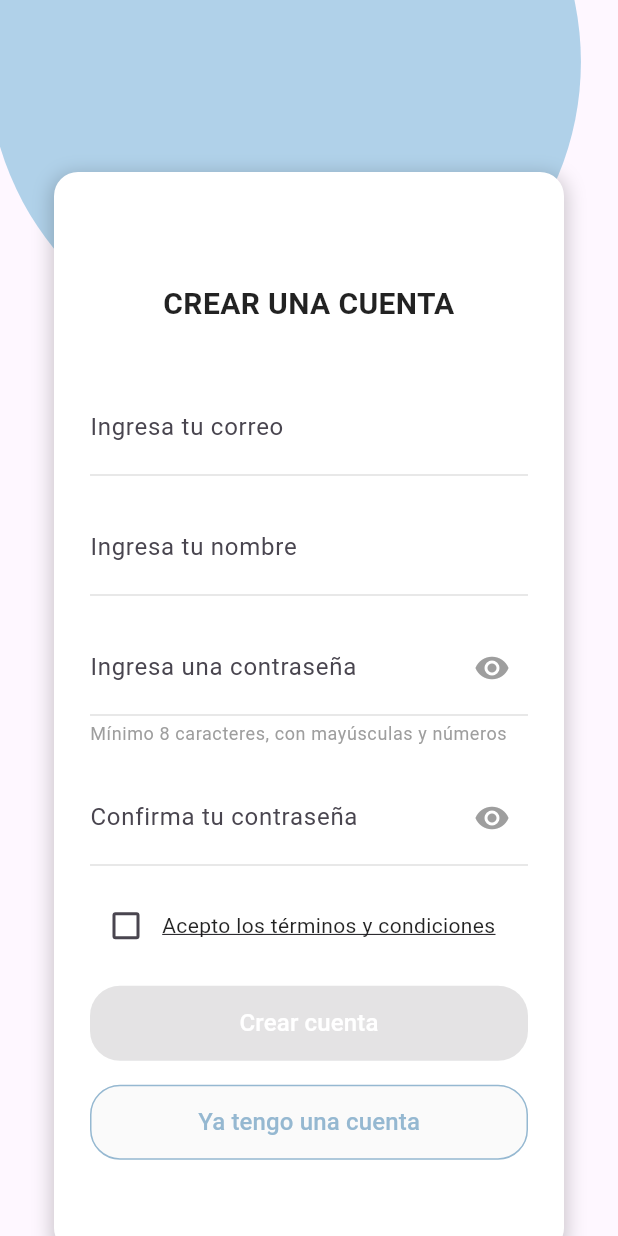
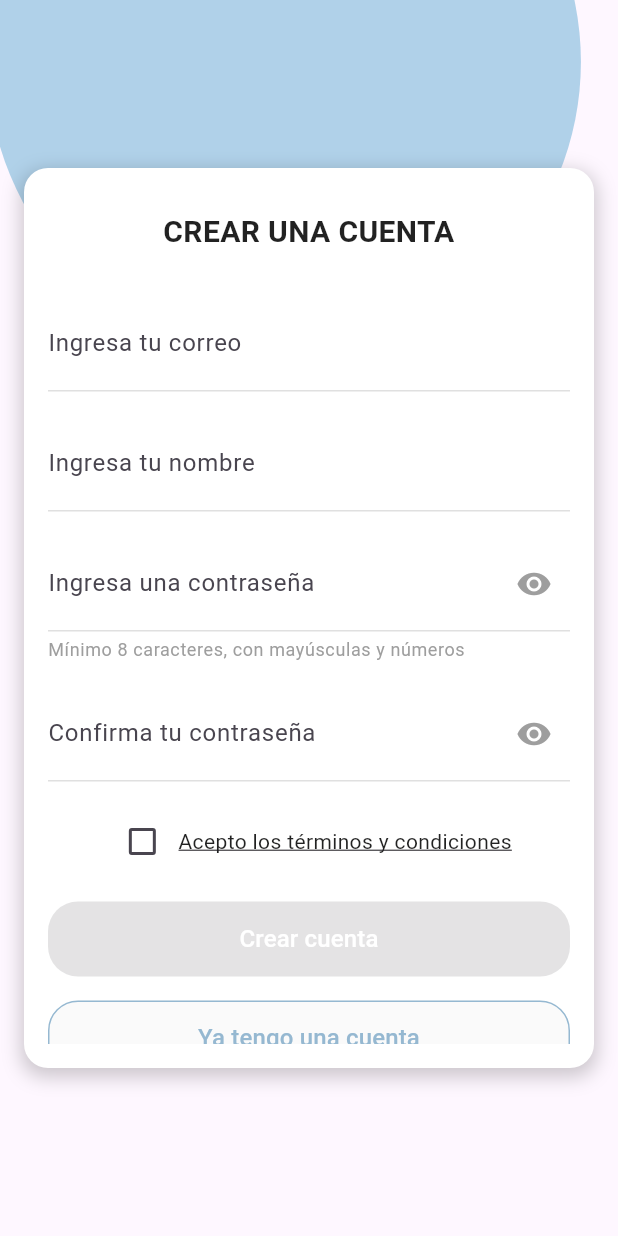
Before and after one commit to GerardoHP93/DigiRecibosTemporal, a Flutter app: the screen it shows after launch, after a tap on "Registrarse", on a phone screen of 412 x 824 dp. Run offline on Flutter 3.47's test engine with Material 3 defaults, Android fonts, the phone set to English and light mode, and no system bars; our stand-ins replace cached_network_image, cloud_firestore, firebase_auth, firebase_core, firebase_storage, fl_chart and 5 more; missing offline and left inert: google_mlkit_text_recognition, pdf_render; accounts and stored records are empty; network calls fail.

Commit message:
Ajuste de responsividad en register, login y ventana de duplicado

```diff
--- a/lib/features/auth/screens/login_screen.dart
+++ b/lib/features/auth/screens/login_screen.dart
@@ -111,8 +111,8 @@ class _LoginScreenState extends State<LoginScreen> {
     return AuthBackground(
       child: SafeArea(
         child: AuthCard(
-          minHeight: 550,
-          maxHeight: 600,
+          minHeight: 500,
+          maxHeight: 570,
           child: Column(
             crossAxisAlignment: CrossAxisAlignment.center,
             mainAxisAlignment: MainAxisAlignment.center,
--- a/lib/features/auth/screens/register_screen.dart
+++ b/lib/features/auth/screens/register_screen.dart
@@ -1,3 +1,5 @@
+// lib/features/auth/screens/register_screen.dart - Versión corregida
+
 import 'package:flutter/material.dart';
 import 'package:digirecibos/services/auth_service.dart';
 import 'package:digirecibos/features/auth/screens/email_verification_screen.dart';
@@ -23,9 +25,9 @@ class _RegisterScreenState extends State<RegisterScreen> {
       TextEditingController();
   final AuthService authService = AuthService();
   bool _isLoading = false;
-  bool _termsAccepted = false; // Nueva variable para términos y condiciones
+  bool _termsAccepted = false;
 
-  // Validación de formulario
+  // Métodos de validación... (sin cambios)
   String? _validateUsername(String? value) {
     if (value == null || value.trim().isEmpty) {
       return 'El nombre de usuario es obligatorio';
@@ -37,7 +39,6 @@ class _RegisterScreenState extends State<RegisterScreen> {
     if (value == null || value.trim().isEmpty) {
       return 'El correo electrónico es obligatorio';
     }
-    // Validación básica de formato de email
     if (!RegExp(r'^[\w-\.]+@([\w-]+\.)+[\w-]{2,4}$').hasMatch(value)) {
       return 'Ingresa un correo electrónico válido';
     }
@@ -48,16 +49,11 @@ class _RegisterScreenState extends State<RegisterScreen> {
     if (value == null || value.trim().isEmpty) {
       return 'La contraseña es obligatoria';
     }
-    // Expresión regular que valida:
-    // - Mínimo 8 caracteres
-    // - Al menos una mayúscula
-    // - Al menos una minúscula
-    // - Al menos un número
     final passwordRegex = RegExp(r'^(?=.*[A-Z])(?=.*[a-z])(?=.*\d).{8,}$');
     if (!passwordRegex.hasMatch(value)) {
       return 'La contraseña debe tener mínimo 8 caracteres, mayúsculas, minúsculas y números';
     }
-    return null; // La contraseña es válida
+    return null;
   }
 
   String? _validateConfirmPassword(String? value) {
@@ -70,10 +66,8 @@ class _RegisterScreenState extends State<RegisterScreen> {
     return null;
   }
 
-  // Validar todos los campos antes de enviar
   bool _validateForm() {
     bool isValid = true;
-    // Validar todos los campos
     final usernameError = _validateUsername(usernameController.text);
     final emailError = _validateEmail(emailController.text);
     final passwordError = _validatePassword(passwordController.text);
@@ -84,7 +78,6 @@ class _RegisterScreenState extends State<RegisterScreen> {
         emailError != null ||
         passwordError != null ||
         confirmPasswordError != null) {
-      // Mostrar el primer error encontrado
       String errorMessage = usernameError ??
           emailError ??
           passwordError ??
@@ -100,7 +93,6 @@ class _RegisterScreenState extends State<RegisterScreen> {
       isValid = false;
     }
 
-    // Verificar si se aceptaron los términos y condiciones
     if (!_termsAccepted) {
       ScaffoldMessenger.of(context).showSnackBar(
         const SnackBar(
@@ -116,7 +108,6 @@ class _RegisterScreenState extends State<RegisterScreen> {
   }
 
   void register() async {
-    // Validar el formulario antes de proceder
     if (!_validateForm()) {
       return;
     }
@@ -136,7 +127,6 @@ class _RegisterScreenState extends State<RegisterScreen> {
     });
 
     if (result['success']) {
-      // Redirigir a la pantalla de verificación de correo
       Navigator.pushReplacement(
         context,
         MaterialPageRoute(
@@ -155,7 +145,6 @@ class _RegisterScreenState extends State<RegisterScreen> {
     }
   }
 
-  // Mostrar diálogo de términos y condiciones
   void _showTermsAndConditions() {
     showDialog(
       context: context,
@@ -200,19 +189,31 @@ class _RegisterScreenState extends State<RegisterScreen> {
 
   @override
   Widget build(BuildContext context) {
+    // Obtener factor de escala de texto para adaptar espaciados
+    final textScaleFactor = MediaQuery.of(context).textScaleFactor;
+
+    // Calcular espaciado adaptativo
+    final double verticalSpacing = textScaleFactor > 1.3
+        ? AppDimens.paddingS
+        : AppDimens.paddingL;
+
+    debugPrint('RegisterScreen: textScaleFactor=$textScaleFactor, verticalSpacing=$verticalSpacing');
+
     return AuthBackground(
       backgroundColor: AppColors.primaryLight,
       child: SafeArea(
         child: AuthCard(
-          minHeight: 600, // Ajustado para hacer espacio para los términos
-          maxHeight: 720, // Ajustado para hacer espacio para los términos
+          minHeight: 400, // Altura mínima original
+          maxHeight: 600, // Altura máxima original
+          child: SingleChildScrollView(
+            // Usamos SingleChildScrollView en lugar de ListView
             child: Column(
+              mainAxisSize: MainAxisSize.min,
               crossAxisAlignment: CrossAxisAlignment.center,
-            mainAxisAlignment: MainAxisAlignment.center,
               children: [
                 // Título
                 const AuthTitle(title: "CREAR UNA CUENTA"),
-              const SizedBox(height: AppDimens.paddingXL),
+                SizedBox(height: verticalSpacing),
 
                 // Campo de correo
                 AuthTextField(
@@ -220,32 +221,36 @@ class _RegisterScreenState extends State<RegisterScreen> {
                   labelText: "Ingresa tu correo",
                   keyboardType: TextInputType.emailAddress,
                 ),
-              const SizedBox(height: AppDimens.paddingL),
+                SizedBox(height: verticalSpacing),
 
                 // Campo de nombre de usuario
                 AuthTextField(
                   controller: usernameController,
                   labelText: "Ingresa tu nombre",
                 ),
-              const SizedBox(height: AppDimens.paddingL),
+                SizedBox(height: verticalSpacing),
 
                 // Campo de contraseña
                 PasswordField(
                   controller: passwordController,
                   labelText: "Ingresa una contraseña",
-                helperText: "Mínimo 8 caracteres, con mayúsculas y números",
+                  helperText: textScaleFactor > 1.3
+                      ? null
+                      : "Mínimo 8 caracteres, con mayúsculas y números",
                 ),
-              const SizedBox(height: AppDimens.paddingL),
+                SizedBox(height: verticalSpacing),
 
                 // Campo de confirmar contraseña
                 PasswordField(
                   controller: confirmPasswordController,
                   labelText: "Confirma tu contraseña",
                 ),
-              const SizedBox(height: AppDimens.paddingL),
+                SizedBox(height: verticalSpacing),
 
                 // Términos y condiciones
-              Row(
+                Wrap(
+                  alignment: WrapAlignment.start,
+                  crossAxisAlignment: WrapCrossAlignment.center,
                   children: [
                     Checkbox(
                       value: _termsAccepted,
@@ -256,31 +261,30 @@ class _RegisterScreenState extends State<RegisterScreen> {
                       },
                       activeColor: AppColors.primary,
                     ),
-                  Expanded(
-                    child: GestureDetector(
+                    GestureDetector(
                       onTap: _showTermsAndConditions,
                       child: Text(
                         'Acepto los términos y condiciones',
                         style: TextStyle(
                           color: AppColors.textPrimary,
                           decoration: TextDecoration.underline,
-                        ),
+                          fontSize: textScaleFactor > 1.3
+                              ? AppDimens.fontS
+                              : AppDimens.fontM,
                         ),
                       ),
                     ),
                   ],
                 ),
-              const SizedBox(height: AppDimens.paddingL),
+                SizedBox(height: verticalSpacing),
 
                 // Botón de crear cuenta
                 AuthButton(
                   text: "Crear cuenta",
                   isLoading: _isLoading,
-                onPressed: _termsAccepted
-                    ? register
-                    : null, // Se desactiva si no se aceptan los términos
+                  onPressed: _termsAccepted ? register : null,
                 ),
-              const SizedBox(height: AppDimens.paddingL),
+                SizedBox(height: verticalSpacing),
 
                 // Botón de ya tengo una cuenta
                 AuthButton(
@@ -290,7 +294,11 @@ class _RegisterScreenState extends State<RegisterScreen> {
                   },
                   type: AuthButtonType.secondary,
                 ),
+
+                // Espacio adicional para scroll cuando hay texto grande
+                SizedBox(height: textScaleFactor > 1.3 ? 50.0 : 20.0),
               ],
+            ),
           ),
         ),
       ),
--- a/lib/features/auth/widgets/auth_background.dart
+++ b/lib/features/auth/widgets/auth_background.dart
@@ -1,5 +1,8 @@
+// lib/features/auth/widgets/auth_background.dart
+
 import 'package:flutter/material.dart';
 import 'package:digirecibos/core/constants/app_colors.dart';
+import 'package:digirecibos/core/constants/app_dimens.dart';
 
 class AuthBackground extends StatelessWidget {
   final Widget child;
@@ -13,17 +16,20 @@ class AuthBackground extends StatelessWidget {
 
   @override
   Widget build(BuildContext context) {
+    // Obtener las dimensiones de la pantalla para mejor adaptabilidad
+    final screenSize = MediaQuery.of(context).size;
+
     return Scaffold(
       resizeToAvoidBottomInset: false,
       body: Stack(
         children: [
-          // Círculo de fondo en la parte superior
+          // Círculo de fondo en la parte superior (sin cambios)
           Positioned(
-            top: -MediaQuery.of(context).size.height * 0.19,
-            left: -MediaQuery.of(context).size.width * 0.28,
-            right: -MediaQuery.of(context).size.width * 0.2,
+            top: -screenSize.height * 0.19,
+            left: -screenSize.width * 0.28,
+            right: -screenSize.width * 0.2,
             child: Container(
-              height: MediaQuery.of(context).size.height * 0.48,
+              height: screenSize.height * 0.48,
               decoration: BoxDecoration(
                 color: backgroundColor ?? AppColors.primary,
                 shape: BoxShape.circle,
@@ -31,8 +37,12 @@ class AuthBackground extends StatelessWidget {
             ),
           ),
 
-          // Contenido principal
-          child,
+          // Contenido principal - MODIFICADO PARA CENTRAR VERTICALMENTE
+          Center(  // Añadir Center aquí para centrar verticalmente
+            child: SingleChildScrollView(  // Mantener ScrollView para adaptabilidad
+              child: child,
+            ),
+          ),
         ],
       ),
     );
--- a/lib/features/auth/widgets/auth_button.dart
+++ b/lib/features/auth/widgets/auth_button.dart
@@ -1,3 +1,5 @@
+// lib/features/auth/widgets/auth_button.dart
+
 import 'package:flutter/material.dart';
 import 'package:digirecibos/core/constants/app_colors.dart';
 import 'package:digirecibos/core/constants/app_dimens.dart';
@@ -7,7 +9,7 @@ enum AuthButtonType { primary, secondary }
 
 class AuthButton extends StatelessWidget {
   final String text;
-  final Function()? onPressed; // Cambiado de VoidCallback para aceptar funciones asíncronas
+  final Function()? onPressed;
   final bool isLoading;
   final AuthButtonType type;
 
@@ -22,10 +24,17 @@ class AuthButton extends StatelessWidget {
   @override
   Widget build(BuildContext context) {
     final bool isPrimary = type == AuthButtonType.primary;
+    // Obtener el factor de escala de texto para adaptación
+    final textScaleFactor = MediaQuery.of(context).textScaleFactor;
+    final isLargeText = textScaleFactor > 1.3;
+
+    // Ajustar la altura del botón según el tamaño del texto
+    final double buttonHeight = isLargeText ?
+        AppDimens.buttonHeight * 1.3 : AppDimens.buttonHeight;
 
     return SizedBox(
       width: double.infinity,
-      height: AppDimens.buttonHeight,
+      height: buttonHeight,
       child: ElevatedButton(
         onPressed: isLoading ? null : onPressed,
         style: ElevatedButton.styleFrom(
@@ -36,11 +45,19 @@ class AuthButton extends StatelessWidget {
             side: isPrimary ? BorderSide.none : BorderSide(color: AppColors.primary),
           ),
           elevation: 0,
+          padding: EdgeInsets.symmetric(
+            vertical: isLargeText ? 16.0 : 12.0,
+            horizontal: 16.0,
+          ),
         ),
         child: isLoading
             ? const CircularProgressIndicator(color: Colors.white)
             : Text(
                 text,
+                // Estas propiedades son claves para manejar textos largos
+                textAlign: TextAlign.center,
+                softWrap: true, // Permite saltos de línea automáticos
+                overflow: TextOverflow.visible, // Permite que el texto sea visible completamente
                 style: isPrimary
                     ? AppTextStyles.buttonText
                     : AppTextStyles.buttonText.copyWith(color: AppColors.primary),
--- a/lib/features/auth/widgets/auth_card.dart
+++ b/lib/features/auth/widgets/auth_card.dart
@@ -1,3 +1,5 @@
+// lib/features/auth/widgets/auth_card.dart - Con altura ajustada
+
 import 'package:flutter/material.dart';
 import 'package:digirecibos/core/constants/app_colors.dart';
 import 'package:digirecibos/core/constants/app_dimens.dart';
@@ -16,31 +18,39 @@ class AuthCard extends StatelessWidget {
 
   @override
   Widget build(BuildContext context) {
-    return LayoutBuilder(
-      builder: (context, constraints) {
+    // Obtener el tamaño de la pantalla y el factor de escala de texto
+    final screenSize = MediaQuery.of(context).size;
+    final textScaleFactor = MediaQuery.of(context).textScaleFactor;
+
+    // Ajustar alturas según el factor de escala del texto pero manteniendo un tamaño compacto
+    final adjustedMinHeight = textScaleFactor > 1.2
+        ? minHeight
+        : minHeight;
+
+    // Limitar la altura máxima a un valor más compacto
+    // Usar la altura original excepto cuando el texto es muy grande
+    final adjustedMaxHeight = textScaleFactor > 1.3
+        ? maxHeight * 1.1  // Solo aumentar ligeramente para texto muy grande
+        : maxHeight;
+
+    debugPrint('AuthCard: textScaleFactor=$textScaleFactor, adjustedMaxHeight=$adjustedMaxHeight');
+
     return SingleChildScrollView(
-          physics: const AlwaysScrollableScrollPhysics(),
-          child: ConstrainedBox(
+      physics: const AlwaysScrollableScrollPhysics(
+        parent: BouncingScrollPhysics(),
+      ),
+      child: Container(
+        // Usar un SizedBox con altura fija para limitar el tamaño visual del card
+        height: adjustedMaxHeight,
         constraints: BoxConstraints(
-              minHeight: constraints.maxHeight,
+          minHeight: adjustedMinHeight,
+          maxHeight: adjustedMaxHeight,
         ),
-            child: IntrinsicHeight(
-              child: Padding(
-                padding: const EdgeInsets.symmetric(horizontal: AppDimens.paddingXXXL),
-                child: Column(
-                  mainAxisAlignment: MainAxisAlignment.center,
-                  children: [
-                    SizedBox(height: constraints.maxHeight * 0.11),
-
-                    // Tarjeta blanca con sombra para el formulario
-                    Container(
+        margin: const EdgeInsets.symmetric(
+          vertical: AppDimens.paddingL,
+          horizontal: AppDimens.paddingL,
+        ),
         width: double.infinity,
-                      constraints: BoxConstraints(
-                        maxWidth: 400,
-                        minHeight: minHeight,
-                        maxHeight: maxHeight,
-                      ),
-                      margin: const EdgeInsets.symmetric(vertical: AppDimens.paddingXL),
         decoration: BoxDecoration(
           color: AppColors.cardBackground,
           borderRadius: BorderRadius.circular(AppDimens.radiusXL),
@@ -54,20 +64,10 @@ class AuthCard extends StatelessWidget {
           ],
         ),
         child: Padding(
-                        padding: const EdgeInsets.all(AppDimens.paddingXL),
+          padding: const EdgeInsets.all(AppDimens.paddingL),
           child: child,
         ),
       ),
-
-                    // Espacio flexible para que el formulario quede centrado
-                    const Spacer(flex: 1),
-                  ],
-                ),
-              ),
-            ),
-          ),
-        );
-      },
     );
   }
 }
```
Also changed, not shown: lib/features/scan/screens/category_selection_screen.dart (+74 -22 lines). Lines whose indentation alone changed are shown as unchanged.
